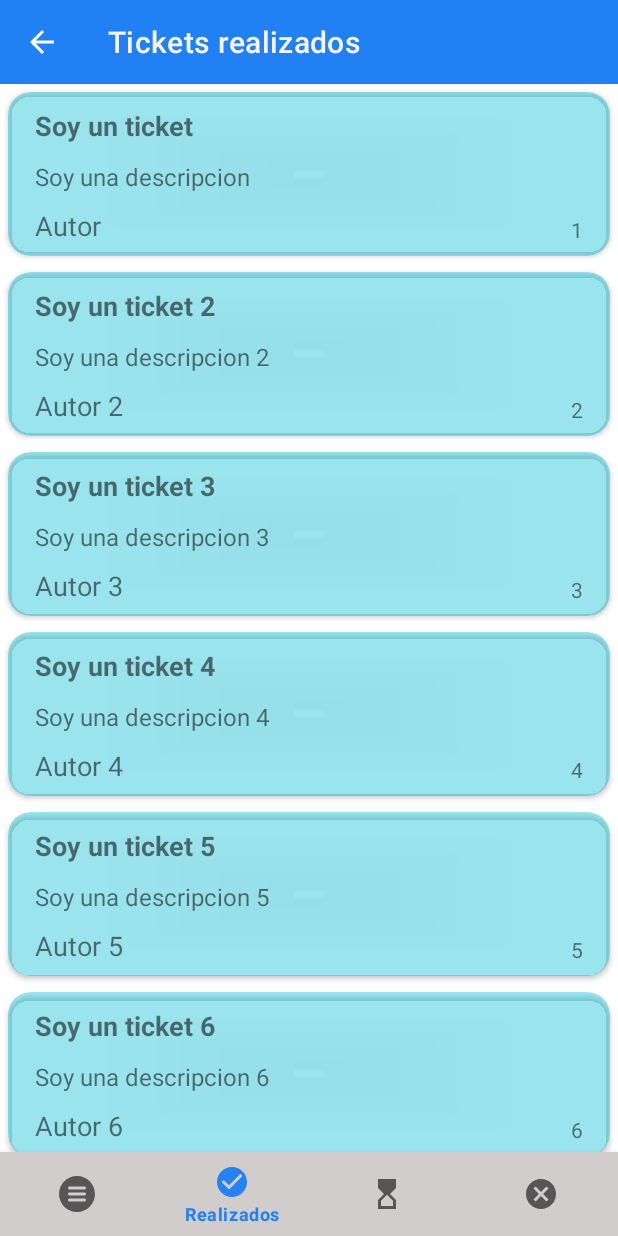
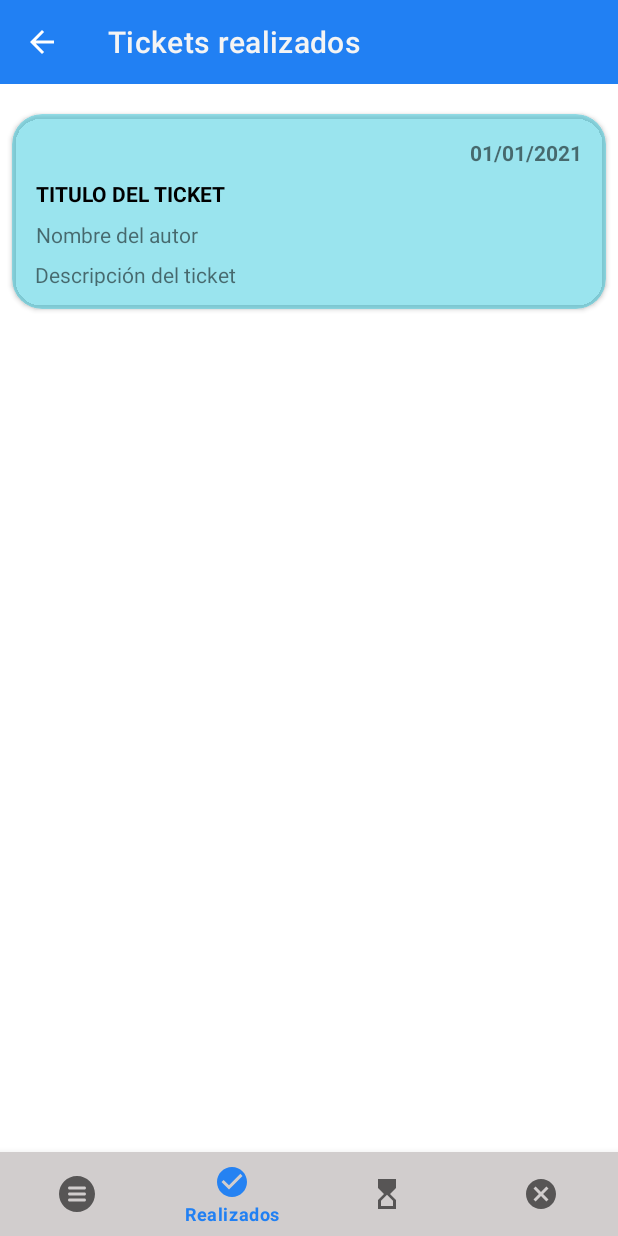
Before and after one commit to analiafer/WorkingApp, an Android app: the DoneActivity screen opened directly, with no data from a screen before it, on a phone screen of 412 x 824 dp. Run offline under Robolectric (Android 15) with nearby library versions, the light colour scheme and no system bars.

Commit message:
Sync with master

```diff
--- a/app/build.gradle
+++ b/app/build.gradle
@@ -44,6 +44,7 @@ dependencies {
     implementation 'androidx.appcompat:appcompat:1.2.0'
     implementation 'com.google.android.material:material:1.3.0'
     implementation 'androidx.constraintlayout:constraintlayout:2.0.4'
+    implementation 'androidx.recyclerview:recyclerview:1.1.0'
 
     implementation 'com.squareup.retrofit2:retrofit:2.6.2'
     implementation 'com.squareup.retrofit2:converter-gson:2.6.2'
--- a/app/src/main/java/com/example/workingapp/DoneActivity.kt
+++ b/app/src/main/java/com/example/workingapp/DoneActivity.kt
@@ -3,13 +3,13 @@ package com.example.workingapp
 import android.content.Intent
 import androidx.appcompat.app.AppCompatActivity
 import android.os.Bundle
-import androidx.recyclerview.widget.LinearLayoutManager
+import android.widget.LinearLayout
+import androidx.recyclerview.widget.RecyclerView
 import com.example.workingapp.databinding.ActivityDoneBinding
-import com.example.workingapp.recyclerView.Ticket
-import com.example.workingapp.recyclerView.TicketAdapter
 
-class DoneActivity : AppCompatActivity(), TicketAdapter.OnTicketClickListener {
+class DoneActivity : AppCompatActivity() {
     private lateinit var bindingDone: ActivityDoneBinding
+    private lateinit var viewTicket: LinearLayout
 
     override fun onCreate(savedInstanceState: Bundle?) {
         super.onCreate(savedInstanceState)
@@ -18,11 +18,23 @@ class DoneActivity : AppCompatActivity(), TicketAdapter.OnTicketClickListener {
         var appbarnav = bindingDone.tbTicket
         setSupportActionBar(appbarnav)
         supportActionBar?.setDisplayHomeAsUpEnabled(true)
+        setViews()
         setListener()
-        setupRecyclerView()
+
+        /*Ari recycler
+        val recycler = findViewById<RecyclerView>(R.id.recycler)
+         recycler.adapter =*/
+    }
+
+    private fun setViews() {
+        viewTicket = findViewById(R.id.viewTicket)
     }
 
     private fun setListener() {
+        viewTicket.setOnClickListener {
+            var intent = Intent(this, ViewTicketActivity::class.java)
+            startActivity(intent)
+        }
 
         val navigationBottom = bindingDone.bottomNavigation
         navigationBottom.selectedItemId = R.id.option_realizados
@@ -61,6 +73,7 @@ class DoneActivity : AppCompatActivity(), TicketAdapter.OnTicketClickListener {
         startActivity(general)
     }
 
+
     private fun optionRealizado() {
 
         val realizado = Intent(this, DoneActivity::class.java)
@@ -78,32 +91,4 @@ class DoneActivity : AppCompatActivity(), TicketAdapter.OnTicketClickListener {
         val cancel = Intent(this, CancelActivity::class.java)
         startActivity(cancel)
     }
-
-    private fun setupRecyclerView() {
-
-        val recyclerViewMain = bindingDone.recyclerViewDone
-        val layoutManager = LinearLayoutManager(this, LinearLayoutManager.VERTICAL, false)
-        recyclerViewMain.layoutManager = layoutManager
-
-        var listTicket = listOf(
-            Ticket("Soy un ticket", "Soy una descripcion", "Autor", 1),
-            Ticket("Soy un ticket 2", "Soy una descripcion 2", "Autor 2", 2),
-            Ticket("Soy un ticket 3", "Soy una descripcion 3", "Autor 3", 3),
-            Ticket("Soy un ticket 4", "Soy una descripcion 4", "Autor 4", 4),
-            Ticket("Soy un ticket 5", "Soy una descripcion 5", "Autor 5", 5),
-            Ticket("Soy un ticket 6", "Soy una descripcion 6", "Autor 6", 6),
-            Ticket("Soy un ticket 7", "Soy una descripcion 7", "Autor 7", 7),
-            Ticket("Soy un ticket 8", "Soy una descripcion 8", "Autor 8", 8),
-            Ticket("Soy un ticket 9", "Soy una descripcion 9", "Autor 9", 9),
-            Ticket("Soy un ticket 10", "Soy una descripcion 10", "Autor 10", 10),
-            Ticket("Soy un ticket 11", "Soy una descripcion 11", "Autor 11", 11),
-            Ticket("Soy un ticket 12", "Soy una descripcion 12", "Autor 12", 12)
-        )
-        recyclerViewMain.adapter = TicketAdapter(listTicket, this)
-        }
-
-        override fun onItemClick() {
-            var intent = Intent(this, ViewTicketActivity::class.java)
-            startActivity(intent)
-        }
-    }
+}
--- /dev/null
+++ b/app/src/main/java/com/example/workingapp/DoneAdapter.kt
@@ -0,0 +1,17 @@
+package com.example.workingapp
+
+import android.view.View
+import android.view.ViewGroup
+import android.widget.ExpandableListView
+import androidx.recyclerview.widget.RecyclerView
+/*
+class DoneAdapter(
+    private val clickListener: (ticket) -> Unit)
+    : RecyclerView.Adapter<DoneAdapter.ViewHolder>() {
+    private val ticketList = mutableListOf<ticket>()
+
+    override fun onCreateViewHolder(parent: ViewGroup, viewType: Int): ViewHolder {
+        TODO("Not yet implemented")
+    }
+    class ViewHolder(view: View): RecyclerView.ViewHolder(view)
+}*/
--- a/app/src/main/res/layout/activity_done.xml
+++ b/app/src/main/res/layout/activity_done.xml
@@ -22,17 +22,71 @@
     </androidx.appcompat.widget.Toolbar>
 
     <androidx.recyclerview.widget.RecyclerView
-        android:id="@+id/recyclerViewDone"
-        android:layout_width="0dp"
-        android:layout_height="0dp"
-        app:layout_constraintBottom_toTopOf="@+id/bottom_navigation"
-        app:layout_constraintLeft_toLeftOf="parent"
-        app:layout_constraintRight_toRightOf="parent"
+        android:id="@+id/recycler"
+        android:layout_width="match_parent"
+        android:layout_height="wrap_content"
+        app:layoutManager="androidx.recyclerview.widget.LinearLayoutManager"
+        tools:ignore="MissingConstraints"
+        tools:listitem="@layout/row_ticket" />
+
+    <androidx.cardview.widget.CardView
+        android:id="@+id/cardView"
+        android:layout_width="match_parent"
+        android:layout_height="wrap_content"
+        android:backgroundTint="#6500BCD4"
+        app:cardCornerRadius="20dp"
+        app:cardUseCompatPadding="true"
+        app:layout_constraintBottom_toBottomOf="parent"
+        app:layout_constraintEnd_toEndOf="parent"
+        app:layout_constraintHorizontal_bias="0.0"
+        app:layout_constraintStart_toStartOf="parent"
         app:layout_constraintTop_toBottomOf="@+id/tb_ticket"
-        tools:layout_editor_absoluteX="0dp"
-        tools:listitem="@layout/row_ticket">
+        app:layout_constraintVertical_bias="0.017">
 
-    </androidx.recyclerview.widget.RecyclerView>
+
+        <LinearLayout
+            android:id="@+id/viewTicket"
+            android:layout_width="match_parent"
+            android:layout_height="130dp"
+            android:orientation="vertical"
+            android:padding="12dp"
+            tools:ignore="MissingConstraints">
+
+            <TextView
+                android:id="@+id/tv_dateTicket"
+                android:layout_width="match_parent"
+                android:layout_height="wrap_content"
+                android:layout_margin="4dp"
+                android:textStyle="bold"
+                android:text="@string/ejemplo_date"
+                android:gravity="end"/>
+
+            <TextView
+                android:id="@+id/tv_tituloTicket"
+                android:layout_width="match_parent"
+                android:layout_height="wrap_content"
+                android:layout_margin="4dp"
+                android:textStyle="bold"
+                android:textColor="@color/black"
+                android:text="@string/ejemplo_titulo" />
+
+            <TextView
+                android:id="@+id/tv_autorTicket"
+                android:layout_width="match_parent"
+                android:layout_height="wrap_content"
+                android:layout_margin="4dp"
+                android:text="@string/ejemplo_autor" />
+
+            <TextView
+                android:id="@+id/tv_cuerpoTicket"
+                android:layout_width="match_parent"
+                android:layout_height="wrap_content"
+                android:layout_margin="3dp"
+                android:text="@string/ejemplo_descripcion_ticket" />
+
+
+        </LinearLayout>
+    </androidx.cardview.widget.CardView>
 
     <com.google.android.material.bottomnavigation.BottomNavigationView
         android:id="@+id/bottom_navigation"
```
